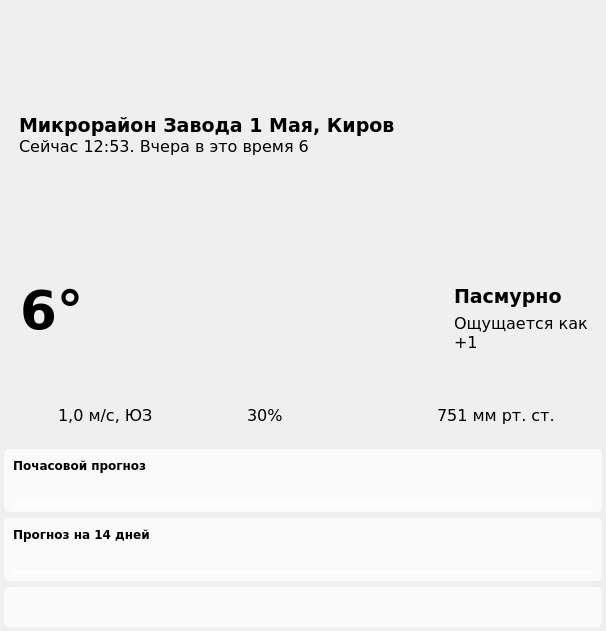
Above: path/interface.ui from bigidulka/Weather before the change. Below: the same form after it.
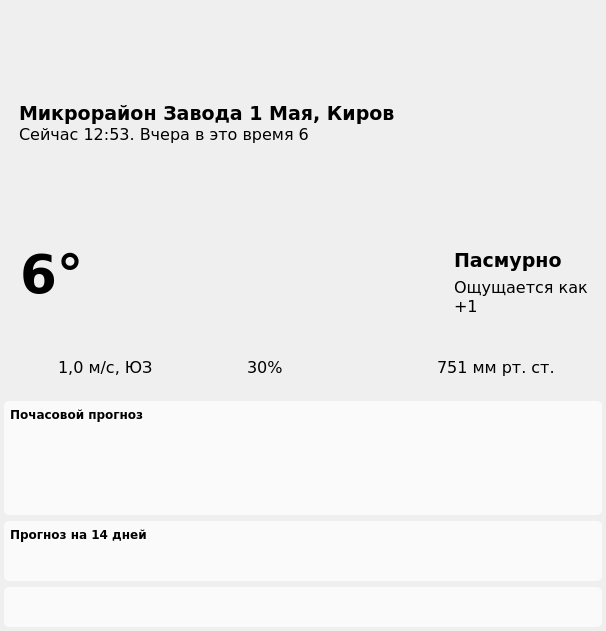
That is the form after the change. Icons and pictures are not drawn.

What changed in the file:
```diff
--- a/path/interface.ui
+++ b/path/interface.ui
@@ -851,10 +851,25 @@
               <verstretch>0</verstretch>
              </sizepolicy>
             </property>
+            <property name="minimumSize">
+             <size>
+              <width>0</width>
+              <height>0</height>
+             </size>
+            </property>
             <layout class="QVBoxLayout" name="verticalLayout_9">
              <property name="spacing">
               <number>0</number>
              </property>
+             <property name="leftMargin">
+              <number>6</number>
+             </property>
+             <property name="topMargin">
+              <number>6</number>
+             </property>
+             <property name="rightMargin">
+              <number>6</number>
+             </property>
              <property name="bottomMargin">
               <number>3</number>
              </property>
@@ -889,16 +904,28 @@
              <item>
               <widget class="QScrollArea" name="hourly_scrollArea">
                <property name="sizePolicy">
-                <sizepolicy hsizetype="Preferred" vsizetype="Preferred">
+                <sizepolicy hsizetype="Expanding" vsizetype="Expanding">
                  <horstretch>0</horstretch>
                  <verstretch>0</verstretch>
                 </sizepolicy>
                </property>
+               <property name="minimumSize">
+                <size>
+                 <width>0</width>
+                 <height>90</height>
+                </size>
+               </property>
+               <property name="baseSize">
+                <size>
+                 <width>0</width>
+                 <height>0</height>
+                </size>
+               </property>
                <property name="verticalScrollBarPolicy">
                 <enum>Qt::ScrollBarAlwaysOff</enum>
                </property>
                <property name="horizontalScrollBarPolicy">
-                <enum>Qt::ScrollBarAlwaysOn</enum>
+                <enum>Qt::ScrollBarAsNeeded</enum>
                </property>
                <property name="sizeAdjustPolicy">
                 <enum>QAbstractScrollArea::AdjustToContents</enum>
@@ -911,8 +938,8 @@
                  <rect>
                   <x>0</x>
                   <y>0</y>
-                  <width>580</width>
-                  <height>34</height>
+                  <width>586</width>
+                  <height>90</height>
                  </rect>
                 </property>
                 <property name="sizePolicy">
@@ -943,13 +970,13 @@
               <number>0</number>
              </property>
              <property name="leftMargin">
-              <number>9</number>
+              <number>6</number>
              </property>
              <property name="topMargin">
-              <number>9</number>
+              <number>6</number>
              </property>
              <property name="rightMargin">
-              <number>9</number>
+              <number>6</number>
              </property>
              <property name="bottomMargin">
               <number>3</number>
@@ -985,7 +1012,7 @@
              <item>
               <widget class="QScrollArea" name="daily_scrollArea">
                <property name="sizePolicy">
-                <sizepolicy hsizetype="Preferred" vsizetype="Preferred">
+                <sizepolicy hsizetype="Expanding" vsizetype="Expanding">
                  <horstretch>0</horstretch>
                  <verstretch>0</verstretch>
                 </sizepolicy>
@@ -1000,7 +1027,7 @@
                 <enum>Qt::ScrollBarAlwaysOff</enum>
                </property>
                <property name="horizontalScrollBarPolicy">
-                <enum>Qt::ScrollBarAlwaysOn</enum>
+                <enum>Qt::ScrollBarAsNeeded</enum>
                </property>
                <property name="sizeAdjustPolicy">
                 <enum>QAbstractScrollArea::AdjustToContents</enum>
@@ -1013,8 +1040,8 @@
                  <rect>
                   <x>0</x>
                   <y>0</y>
-                  <width>580</width>
-                  <height>34</height>
+                  <width>586</width>
+                  <height>42</height>
                  </rect>
                 </property>
                 <property name="sizePolicy">
```
Left out of the diff: 6 changed lines with no effect on the pictures.
